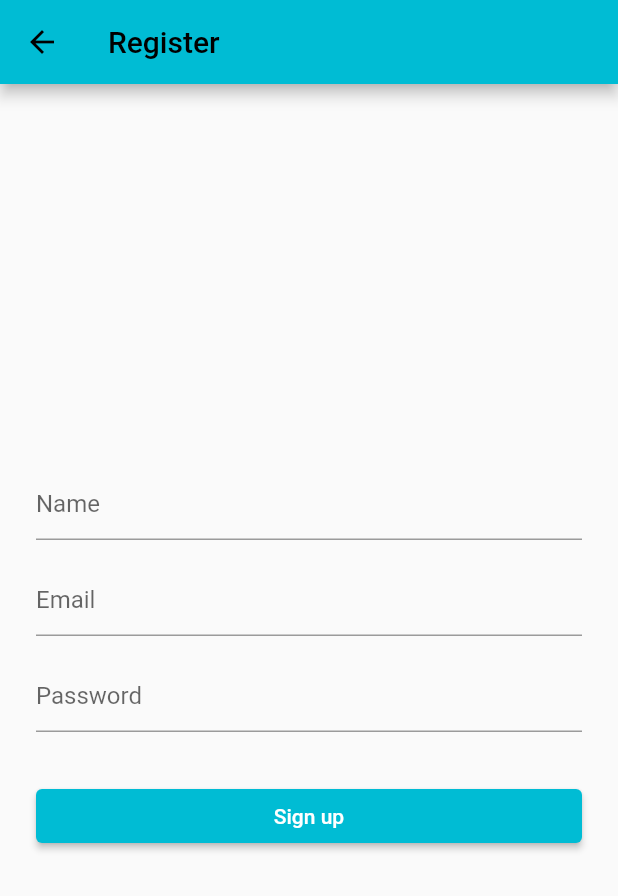
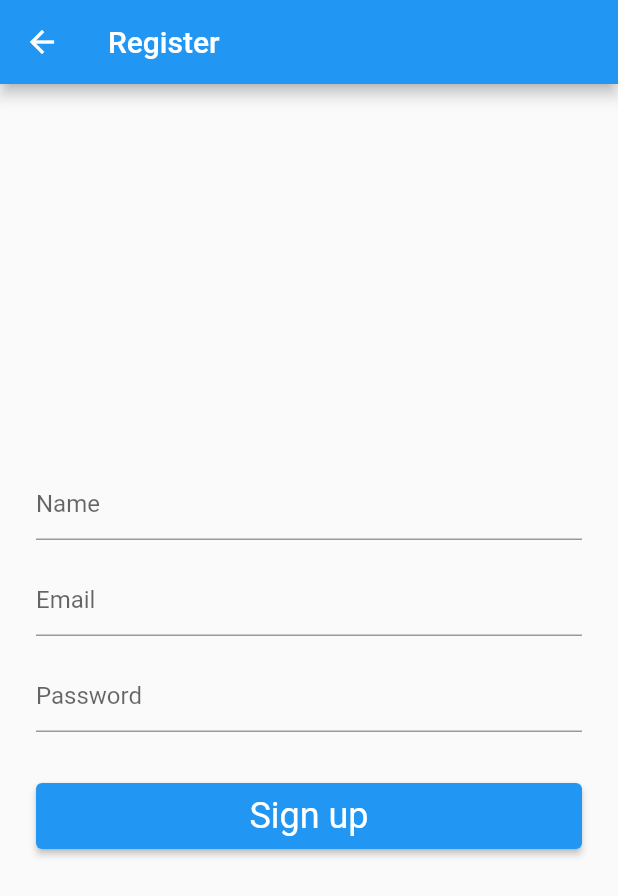
Before and after one commit to samuelsenerwa/Flutter_Authentication_Firebase, a Flutter app: the screen it shows after launch, after a tap on "Sign In", after a tap on "Register", on a phone screen of 412 x 824 dp. Shown: the top 896 px of the screen. Run offline on Flutter 3.47's test engine with Material 2 defaults, Android fonts, the phone set to English and light mode, and no system bars; our stand-ins replace firebase_auth, firebase_core; accounts and stored records are empty.

Commit message:
file restructure

```diff
--- a/lib/login_page.dart
+++ /dev/null
@@ -1,193 +0,0 @@
-import 'package:firebase_auth/firebase_auth.dart';
-import 'package:firebase_authentication/fire_auth.dart';
-import 'package:firebase_authentication/profile_page.dart';
-import 'package:firebase_authentication/register_page.dart';
-import 'package:firebase_authentication/validator.dart';
-import 'package:flutter/material.dart';
-import 'package:firebase_core/firebase_core.dart';
-
-import 'firebase_options.dart';
-
-
-class LoginPage extends StatefulWidget {
-  @override
-  _LoginPageState createState() => _LoginPageState();
-}
-
-class _LoginPageState extends State<LoginPage> {
-  final _formKey = GlobalKey<FormState>();
-
-  final _emailTextController = TextEditingController();
-  final _passwordTextController = TextEditingController();
-
-  final _focusEmail = FocusNode();
-  final _focusPassword = FocusNode();
-
-  bool _isProcessing = false;
-
-  Future<FirebaseApp> _initializeFirebase() async {
-    FirebaseApp firebaseApp = await Firebase.initializeApp();
-
-    User? user = FirebaseAuth.instance.currentUser;
-
-    if (user != null) {
-      Navigator.of(context).pushReplacement(
-        MaterialPageRoute(
-          builder: (context) => ProfilePage(
-            user: user,
-          ),
-        ),
-      );
-    }
-
-    return firebaseApp;
-  }
-
-  @override
-  Widget build(BuildContext context) {
-    return GestureDetector(
-      onTap: () {
-        _focusEmail.unfocus();
-        _focusPassword.unfocus();
-      },
-      child: Scaffold(
-        appBar: AppBar(
-          title: Text('Firebase Authentication'),
-        ),
-        body: FutureBuilder(
-          future: _initializeFirebase(),
-          builder: (context, snapshot) {
-            if (snapshot.connectionState == ConnectionState.done) {
-              return Padding(
-                padding: const EdgeInsets.only(left: 24.0, right: 24.0),
-                child: Column(
-                  mainAxisAlignment: MainAxisAlignment.center,
-                  children: [
-                    Padding(
-                      padding: const EdgeInsets.only(bottom: 24.0),
-                      child: Text(
-                        'Login',
-                        style: Theme.of(context).textTheme.headline1,
-                      ),
-                    ),
-                    Form(
-                      key: _formKey,
-                      child: Column(
-                        children: <Widget>[
-                          TextFormField(
-                            controller: _emailTextController,
-                            focusNode: _focusEmail,
-                            validator: (value) => Validator.validateEmail(
-                              email: value,
-                            ),
-                            decoration: InputDecoration(
-                              hintText: "Email",
-                              errorBorder: UnderlineInputBorder(
-                                borderRadius: BorderRadius.circular(6.0),
-                                borderSide: BorderSide(
-                                  color: Colors.red,
-                                ),
-                              ),
-                            ),
-                          ),
-                          SizedBox(height: 8.0),
-                          TextFormField(
-                            controller: _passwordTextController,
-                            focusNode: _focusPassword,
-                            obscureText: true,
-                            validator: (value) => Validator.validatePassword(
-                              password: value,
-                            ),
-                            decoration: InputDecoration(
-                              hintText: "Password",
-                              errorBorder: UnderlineInputBorder(
-                                borderRadius: BorderRadius.circular(6.0),
-                                borderSide: BorderSide(
-                                  color: Colors.red,
-                                ),
-                              ),
-                            ),
-                          ),
-                          SizedBox(height: 24.0),
-                          _isProcessing
-                              ? CircularProgressIndicator()
-                              : Row(
-                                  mainAxisAlignment:
-                                      MainAxisAlignment.spaceBetween,
-                                  children: [
-                                    Expanded(
-                                      child: ElevatedButton(
-                                        onPressed: () async {
-                                          _focusEmail.unfocus();
-                                          _focusPassword.unfocus();
-
-                                          if (_formKey.currentState!
-                                              .validate()) {
-                                            setState(() {
-                                              _isProcessing = true;
-                                            });
-
-                                            User? user = await FireAuth
-                                                .signInUsingEmailPassword(
-                                              email: _emailTextController.text,
-                                              password:
-                                                  _passwordTextController.text,
-                                            );
-
-                                            setState(() {
-                                              _isProcessing = false;
-                                            });
-
-                                            if (user != null) {
-                                              Navigator.of(context)
-                                                  .pushReplacement(
-                                                MaterialPageRoute(
-                                                  builder: (context) =>
-                                                      ProfilePage(user: user),
-                                                ),
-                                              );
-                                            }
-                                          }
-                                        },
-                                        child: Text(
-                                          'Sign In',
-                                          style: TextStyle(color: Colors.white),
-                                        ),
-                                      ),
-                                    ),
-                                    SizedBox(width: 24.0),
-                                    Expanded(
-                                      child: ElevatedButton(
-                                        onPressed: () {
-                                          Navigator.of(context).push(
-                                            MaterialPageRoute(
-                                              builder: (context) =>
-                                                  RegisterPage(),
-                                            ),
-                                          );
-                                        },
-                                        child: Text(
-                                          'Register',
-                                          style: TextStyle(color: Colors.white),
-                                        ),
-                                      ),
-                                    ),
-                                  ],
-                                )
-                        ],
-                      ),
-                    )
-                  ],
-                ),
-              );
-            }
-
-            return Center(
-              child: CircularProgressIndicator(),
-            );
-          },
-        ),
-      ),
-    );
-  }
-}
--- a/lib/main.dart
+++ b/lib/main.dart
@@ -1,18 +1,35 @@
 import 'package:flutter/material.dart';
-import 'login_page.dart';
+import 'screens/login_page.dart';
 
 void main() {
-  runApp(MainApp());
+  runApp(MyApp());
 }
 
-class MainApp extends StatelessWidget {
+class MyApp extends StatelessWidget {
   @override
   Widget build(BuildContext context) {
     return MaterialApp(
       title: 'Flutter Authentication',
       debugShowCheckedModeBanner: false,
       theme: ThemeData(
-          primarySwatch: Colors.cyan,
+        brightness: Brightness.light,
+        primarySwatch: Colors.blue,
+        elevatedButtonTheme: ElevatedButtonThemeData(
+          style: ElevatedButton.styleFrom(
+            textStyle: TextStyle(
+              fontSize: 24.0,
+            ),
+            padding: EdgeInsets.fromLTRB(16.0, 8.0, 16.0, 8.0),
+          ),
+        ),
+        textTheme: TextTheme(
+          headline1: TextStyle(
+            fontSize: 46.0,
+            color: Colors.blue.shade700,
+            fontWeight: FontWeight.w500,
+          ),
+          bodyText1: TextStyle(fontSize: 18.0),
+        ),
       ),
       home: LoginPage(),
     );
--- a/lib/register_page.dart
+++ /dev/null
@@ -1,156 +0,0 @@
-import 'package:firebase_auth/firebase_auth.dart';
-import 'package:firebase_authentication/fire_auth.dart';
-import 'package:firebase_authentication/profile_page.dart';
-import 'package:firebase_authentication/validator.dart';
-import 'package:flutter/foundation.dart';
-import 'package:flutter/material.dart';
-import 'package:flutter/widgets.dart';
-
-class RegisterPage extends StatefulWidget {
-  @override
-  _RegisterPageState createState() => _RegisterPageState();
-}
-
-class _RegisterPageState extends State<RegisterPage> {
-  final _registerFormKey = GlobalKey<FormState>();
-
-  final _nameTextController = TextEditingController();
-  final _emailTextController = TextEditingController();
-  final _passwordTextController = TextEditingController();
-
-  final _focusName = FocusNode();
-  final _focusEmail = FocusNode();
-  final _focusPassword = FocusNode();
-
-  bool _isProcessing = false;
-
-  @override
-  Widget build(BuildContext context) {
-    return GestureDetector(
-      onTap: () {
-        _focusName.unfocus();
-        _focusEmail.unfocus();
-        _focusPassword.unfocus();
-      },
-      child: Scaffold(
-        appBar: AppBar(
-          title: Text('Register'),
-        ),
-        body: Padding(
-          padding: const EdgeInsets.all(24.0),
-          child: Center(
-            child: Column(
-              mainAxisAlignment: MainAxisAlignment.center,
-              children: [
-                Form(
-                  key: _registerFormKey,
-                  child: Column(
-                    children: <Widget>[
-                      TextFormField(
-                        controller: _nameTextController,
-                        focusNode: _focusName,
-                        validator: (value) => Validator.validateName(
-                          name: value,
-                        ),
-                        decoration: InputDecoration(
-                          hintText: "Name",
-                          errorBorder: UnderlineInputBorder(
-                            borderRadius: BorderRadius.circular(6.0),
-                            borderSide: BorderSide(
-                              color: Colors.red,
-                            ),
-                          ),
-                        ),
-                      ),
-                      SizedBox(height: 16.0),
-                      TextFormField(
-                        controller: _emailTextController,
-                        focusNode: _focusEmail,
-                        validator: (value) => Validator.validateEmail(
-                          email: value,
-                        ),
-                        decoration: InputDecoration(
-                          hintText: "Email",
-                          errorBorder: UnderlineInputBorder(
-                            borderRadius: BorderRadius.circular(6.0),
-                            borderSide: BorderSide(
-                              color: Colors.red,
-                            ),
-                          ),
-                        ),
-                      ),
-                      SizedBox(height: 16.0),
-                      TextFormField(
-                        controller: _passwordTextController,
-                        focusNode: _focusPassword,
-                        obscureText: true,
-                        validator: (value) => Validator.validatePassword(
-                          password: value,
-                        ),
-                        decoration: InputDecoration(
-                          hintText: "Password",
-                          errorBorder: UnderlineInputBorder(
-                            borderRadius: BorderRadius.circular(6.0),
-                            borderSide: BorderSide(
-                              color: Colors.red,
-                            ),
-                          ),
-                        ),
-                      ),
-                      SizedBox(height: 32.0),
-                      _isProcessing
-                          ? CircularProgressIndicator()
-                          : Row(
-                              children: [
-                                Expanded(
-                                  child: ElevatedButton(
-                                    onPressed: () async {
-                                      setState(() {
-                                        _isProcessing = true;
-                                      });
-
-                                      if (_registerFormKey.currentState!
-                                          .validate()) {
-                                        User? user = await FireAuth
-                                            .registerUsingEmailPassword(
-                                          name: _nameTextController.text,
-                                          email: _emailTextController.text,
-                                          password:
-                                              _passwordTextController.text,
-                                        );
-
-                                        setState(() {
-                                          _isProcessing = false;
-                                        });
-
-                                        if (user != null) {
-                                          Navigator.of(context)
-                                              .pushAndRemoveUntil(
-                                            MaterialPageRoute(
-                                              builder: (context) =>
-                                                  ProfilePage(user: user),
-                                            ),
-                                            ModalRoute.withName('/'),
-                                          );
-                                        }
-                                      }
-                                    },
-                                    child: Text(
-                                      'Sign up',
-                                      style: TextStyle(color: Colors.white),
-                                    ),
-                                  ),
-                                ),
-                              ],
-                            )
-                    ],
-                  ),
-                )
-              ],
-            ),
-          ),
-        ),
-      ),
-    );
-  }
-}
```
Also changed, not shown: lib/profile_page.dart (deleted, +0 -106 lines), lib/utils/fire_auth.dart (renamed from lib/fire_auth.dart), lib/utils/validator.dart (renamed from lib/validator.dart). Lines whose indentation alone changed are shown as unchanged.
